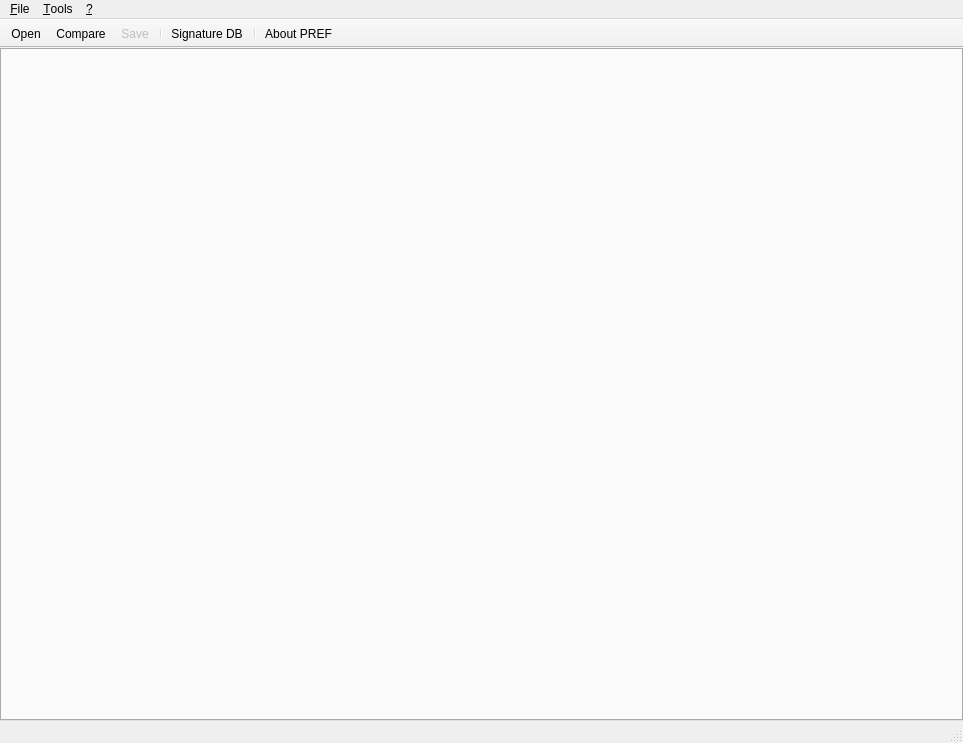
Old version of the form mainwindow.ui in the repository PREF/PREF.
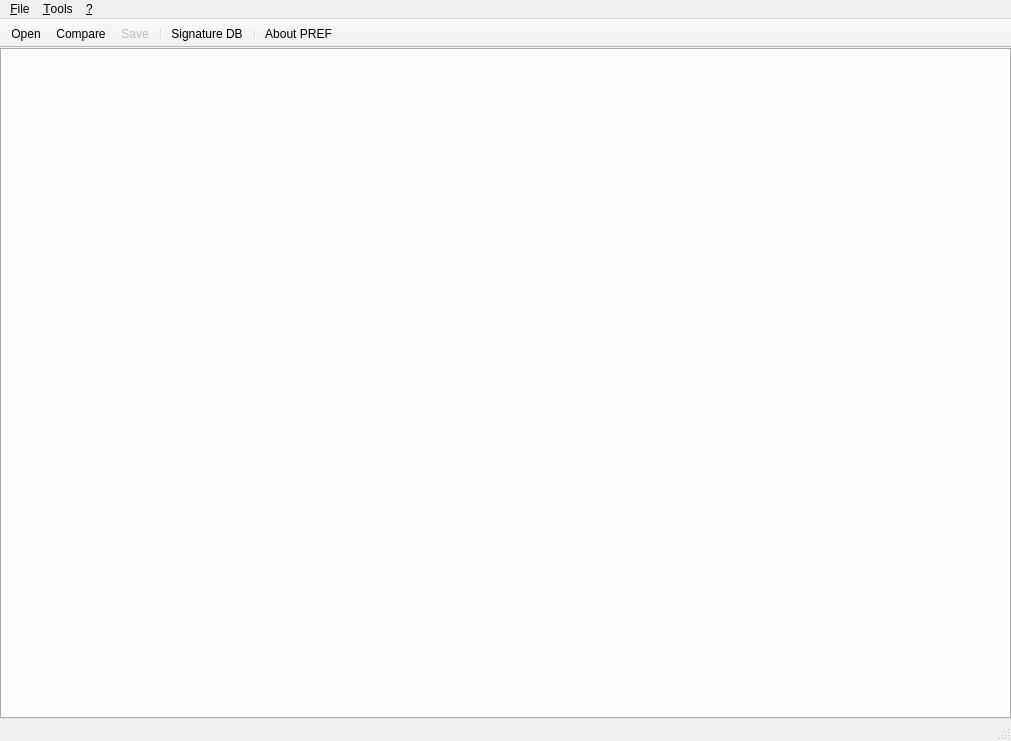
New version of the form. Icons and pictures are not drawn. Custom widgets are drawn as their Qt base class.

```diff
--- a/mainwindow.ui
+++ b/mainwindow.ui
@@ -6,8 +6,8 @@
    <rect>
     <x>0</x>
     <y>0</y>
-    <width>963</width>
-    <height>743</height>
+    <width>1011</width>
+    <height>741</height>
    </rect>
   </property>
   <property name="windowTitle">
@@ -39,7 +39,7 @@
     <rect>
      <x>0</x>
      <y>0</y>
-     <width>963</width>
+     <width>1011</width>
      <height>22</height>
     </rect>
    </property>
```
